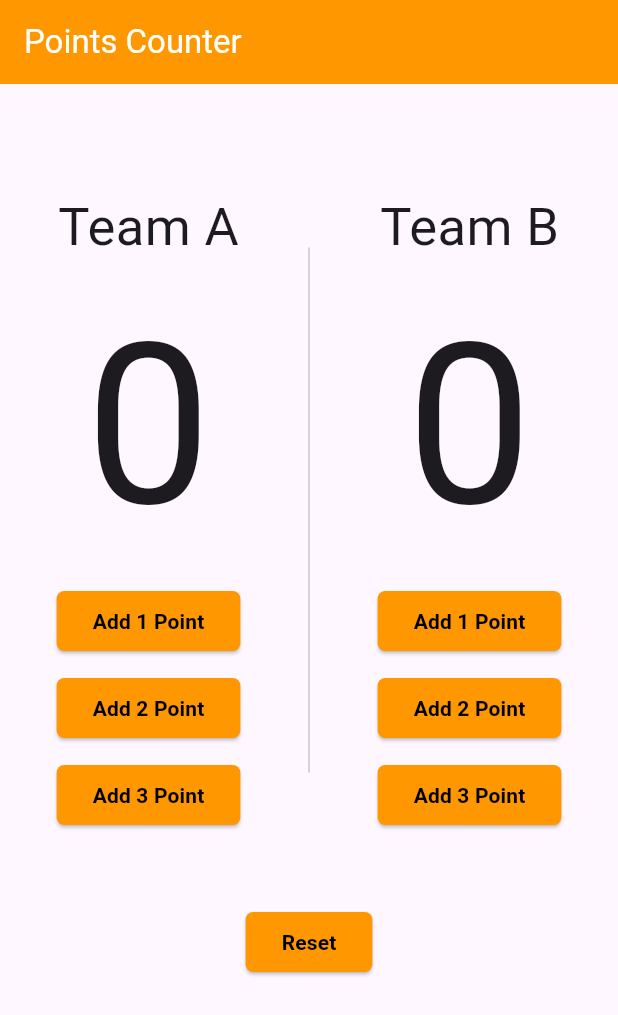
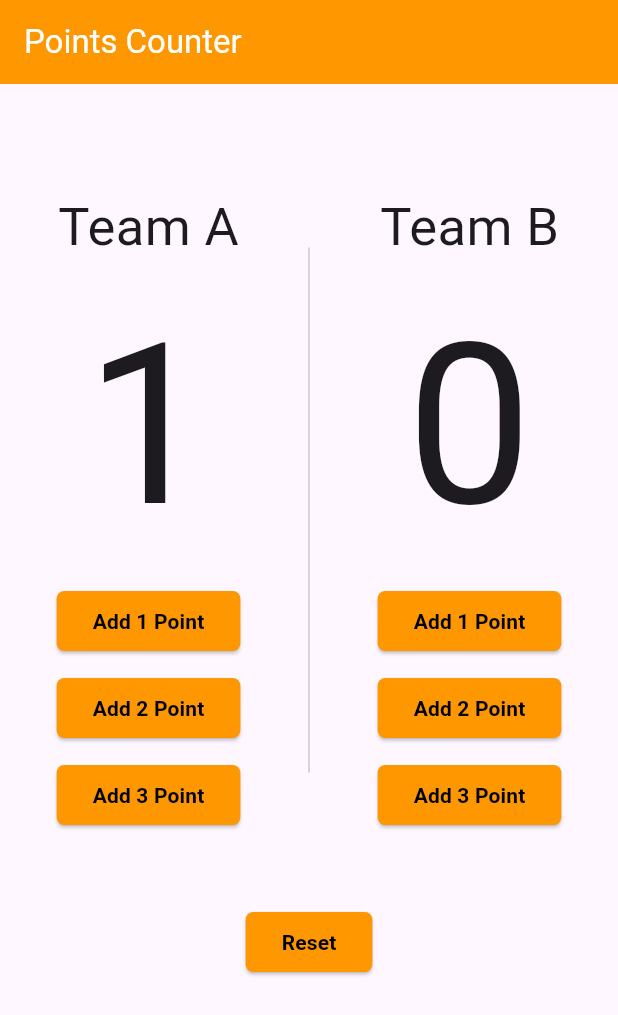
Before and after one commit to asem-kurd/learn_flutter_projects, a Flutter app: the screen it shows after launch, after a tap on "Add 1 Point", on a phone screen of 412 x 824 dp. Shown: the top 1015 px of the screen. Run offline on Flutter 3.47's test engine with Material 3 defaults, Android fonts, the phone set to English and light mode, and no system bars.

```diff
--- a/lib/main.dart
+++ b/lib/main.dart
@@ -1,10 +1,19 @@
 import 'package:flutter/material.dart';
 
 void main() {
-  runApp(BasketballCounterApp());
+  runApp(CounterApp());
 }
 
-class BasketballCounterApp extends StatelessWidget {
+class CounterApp extends StatefulWidget {
+  @override
+  State<CounterApp> createState() => _CounterAppState();
+}
+
+class _CounterAppState extends State<CounterApp> {
+  int teamACounter = 0;
+
+  int teamBCounter = 0;
+
   @override
   Widget build(BuildContext context) {
     return MaterialApp(
@@ -12,25 +21,25 @@ class BasketballCounterApp extends StatelessWidget {
       home: Scaffold(
         appBar: AppBar(
           backgroundColor: Colors.orange,
-          title: const Text(
+          title: Text(
             "Points Counter",
             style: TextStyle(color: Colors.white),
           ),
         ),
         body: Column(
           children: [
-            const Padding(padding: EdgeInsets.only(top: 70)),
+            Padding(padding: EdgeInsets.only(top: 70)),
             Row(
               mainAxisAlignment: MainAxisAlignment.spaceEvenly,
               children: [
                 Column(
                   children: [
-                    const Text(
+                    Text(
                       "Team A",
                       style: TextStyle(fontSize: 35),
                     ),
-                    const Text(
-                      "0",
+                    Text(
+                      "$teamACounter",
                       style: TextStyle(fontSize: 150),
                     ),
                     // Spacer(
@@ -44,15 +53,19 @@ class BasketballCounterApp extends StatelessWidget {
                           borderRadius: BorderRadius.circular(5.0),
                         ),
                       ),
-                      onPressed: () {},
-                      child: const Text(
+                      onPressed: () {
+                        setState(() {
+                          teamACounter++;
+                        });
+                      },
+                      child: Text(
                         'Add 1 Point',
                         style: TextStyle(
                           fontWeight: FontWeight.w600,
                         ),
                       ),
                     ),
-                    const Padding(padding: EdgeInsets.only(top: 10)),
+                    Padding(padding: EdgeInsets.only(top: 10)),
                     ElevatedButton(
                       style: ElevatedButton.styleFrom(
                         backgroundColor: Colors.orange,
@@ -61,15 +74,19 @@ class BasketballCounterApp extends StatelessWidget {
                           borderRadius: BorderRadius.circular(5.0),
                         ),
                       ),
-                      onPressed: () {},
-                      child: const Text(
+                      onPressed: () {
+                        setState(() {
+                          teamACounter += 2;
+                        });
+                      },
+                      child: Text(
                         'Add 2 Point',
                         style: TextStyle(
                           fontWeight: FontWeight.w600,
                         ),
                       ),
                     ),
-                    const Padding(padding: EdgeInsets.only(top: 10)),
+                    Padding(padding: EdgeInsets.only(top: 10)),
                     ElevatedButton(
                       style: ElevatedButton.styleFrom(
                         backgroundColor: Colors.orange,
@@ -78,8 +95,12 @@ class BasketballCounterApp extends StatelessWidget {
                           borderRadius: BorderRadius.circular(5.0),
                         ),
                       ),
-                      onPressed: () {},
-                      child: const Text(
+                      onPressed: () {
+                        setState(() {
+                          teamACounter += 3;
+                        });
+                      },
+                      child: Text(
                         'Add 3 Point',
                         style: TextStyle(
                           fontWeight: FontWeight.w600,
@@ -88,15 +109,15 @@ class BasketballCounterApp extends StatelessWidget {
                     ),
                   ],
                 ),
-                SizedBox(height: 350, child: const VerticalDivider()),
+                SizedBox(height: 350, child: VerticalDivider()),
                 Column(
                   children: [
-                    const Text(
+                    Text(
                       "Team B",
                       style: TextStyle(fontSize: 35),
                     ),
-                    const Text(
-                      "0",
+                    Text(
+                      "$teamBCounter",
                       style: TextStyle(fontSize: 150),
                     ),
                     ElevatedButton(
@@ -107,15 +128,19 @@ class BasketballCounterApp extends StatelessWidget {
                           borderRadius: BorderRadius.circular(5.0),
                         ),
                       ),
-                      onPressed: () {},
-                      child: const Text(
+                      onPressed: () {
+                        setState(() {
+                          teamBCounter++;
+                        });
+                      },
+                      child: Text(
                         'Add 1 Point',
                         style: TextStyle(
                           fontWeight: FontWeight.w600,
                         ),
                       ),
                     ),
-                    const Padding(padding: EdgeInsets.only(top: 10)),
+                    Padding(padding: EdgeInsets.only(top: 10)),
                     ElevatedButton(
                       style: ElevatedButton.styleFrom(
                         backgroundColor: Colors.orange,
@@ -124,15 +149,19 @@ class BasketballCounterApp extends StatelessWidget {
                           borderRadius: BorderRadius.circular(5.0),
                         ),
                       ),
-                      onPressed: () {},
-                      child: const Text(
+                      onPressed: () {
+                        setState(() {
+                          teamBCounter += 2;
+                        });
+                      },
+                      child: Text(
                         'Add 2 Point',
                         style: TextStyle(
                           fontWeight: FontWeight.w600,
                         ),
                       ),
                     ),
-                    const Padding(padding: EdgeInsets.only(top: 10)),
+                    Padding(padding: EdgeInsets.only(top: 10)),
                     ElevatedButton(
                       style: ElevatedButton.styleFrom(
                         backgroundColor: Colors.orange,
@@ -141,8 +170,12 @@ class BasketballCounterApp extends StatelessWidget {
                           borderRadius: BorderRadius.circular(5.0),
                         ),
                       ),
-                      onPressed: () {},
-                      child: const Text(
+                      onPressed: () {
+                        setState(() {
+                          teamBCounter += 3;
+                        });
+                      },
+                      child: Text(
                         'Add 3 Point',
                         style: TextStyle(
                           fontWeight: FontWeight.w600,
@@ -153,7 +186,7 @@ class BasketballCounterApp extends StatelessWidget {
                 ),
               ],
             ),
-            const Padding(padding: EdgeInsets.only(top: 50)),
+            Padding(padding: EdgeInsets.only(top: 50)),
             ElevatedButton(
               style: ElevatedButton.styleFrom(
                 backgroundColor: Colors.orange,
@@ -162,8 +195,13 @@ class BasketballCounterApp extends StatelessWidget {
                   borderRadius: BorderRadius.circular(5.0),
                 ),
               ),
-              onPressed: () {},
-              child: const Text(
+              onPressed: () {
+                setState(() {
+                  teamACounter = 0;
+                  teamBCounter = 0;
+                });
+              },
+              child: Text(
                 'Reset',
                 style: TextStyle(
                   fontWeight: FontWeight.w600,
```
